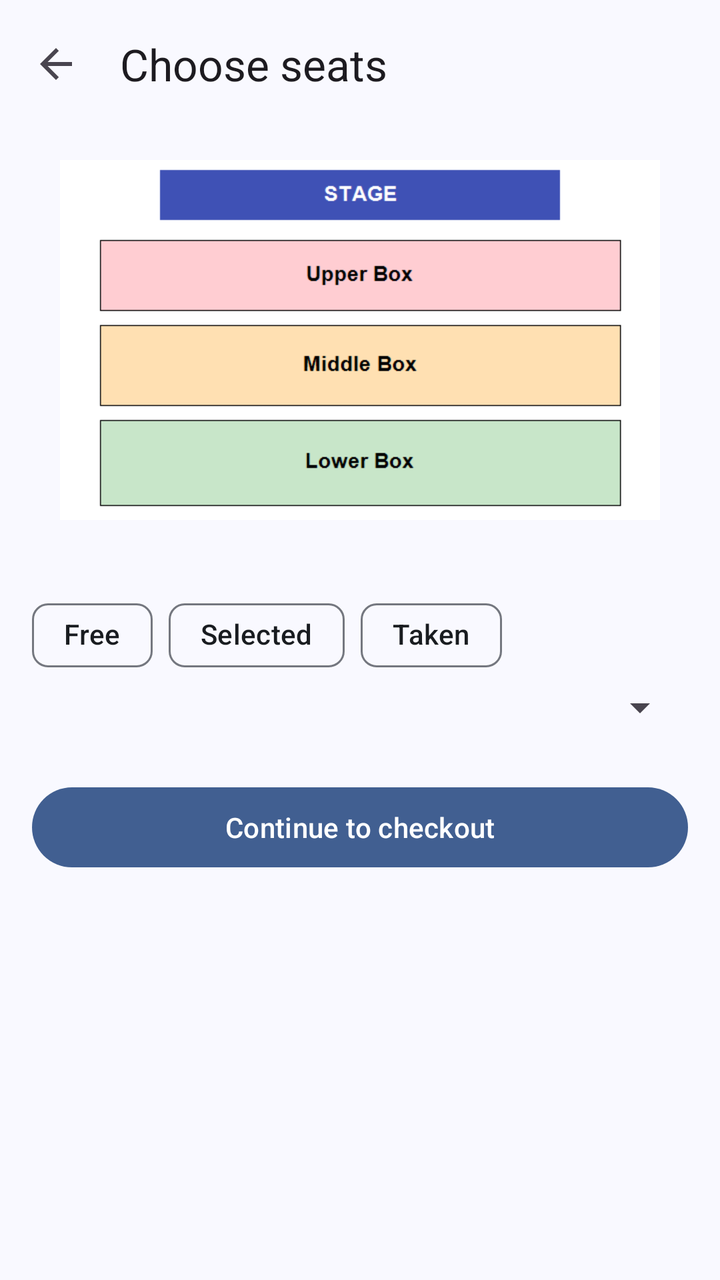
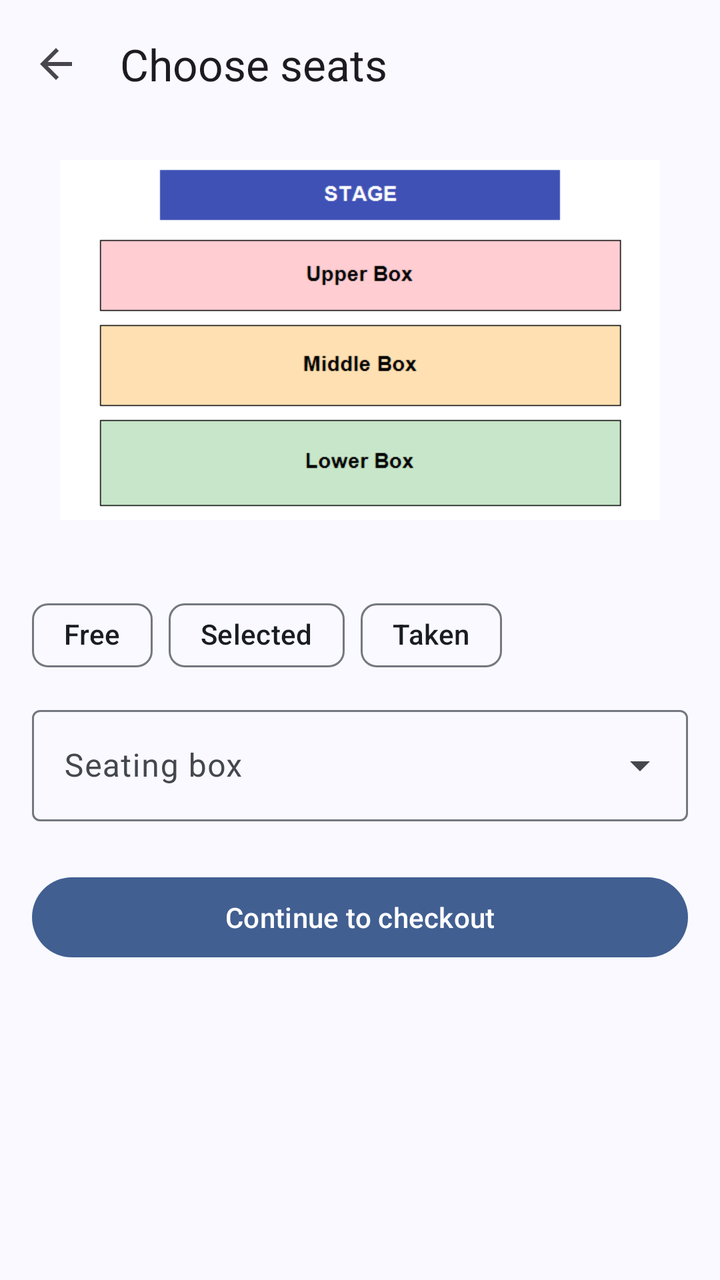

An Android layout rendered at two revisions. The XML below is the earlier revision; the diff shows what the commit changed to produce the second picture.
<!-- AndroidManifest.xml: application theme Theme.Ticketree -->
<!-- res/layout/activity_seat_select.xml -->
<?xml version="1.0" encoding="utf-8"?>
<LinearLayout xmlns:android="http://schemas.android.com/apk/res/android"
    xmlns:app="http://schemas.android.com/apk/res-auto"
    android:layout_width="match_parent"
    android:layout_height="match_parent"
    android:fitsSystemWindows="true"
    android:orientation="vertical">
    <com.google.android.material.appbar.MaterialToolbar
        android:id="@+id/toolbar"
        android:layout_width="match_parent"
        android:layout_height="?attr/actionBarSize"
        app:navigationIcon="@drawable/ic_back"
        app:title="Choose seats" />
<ScrollView xmlns:android="http://schemas.android.com/apk/res/android"
    android:layout_width="match_parent"
    android:layout_height="0dp"
    android:layout_weight="1">

    <LinearLayout
        android:layout_width="match_parent"
        android:layout_height="wrap_content"
        android:orientation="vertical"
        android:padding="16dp">

        <ImageView
            android:layout_width="match_parent"
            android:layout_height="180dp"
            android:contentDescription="Seat map"
            android:scaleType="fitCenter"
            android:src="@drawable/seat_map" />

        <com.google.android.material.textview.MaterialTextView
        android:textAppearance="?attr/textAppearanceTitleMedium"
            android:id="@+id/tvInfo"
            android:layout_width="match_parent"
            android:layout_height="wrap_content"
            android:layout_marginTop="8dp" />

        <com.google.android.material.textview.MaterialTextView
            android:id="@+id/tvTimer"
            android:layout_width="match_parent"
            android:layout_height="wrap_content"
            android:background="@drawable/bg_banner"
            android:gravity="center"
            android:padding="12dp"
            android:textAppearance="?attr/textAppearanceTitleMedium"
            android:visibility="gone" />

        <com.google.android.material.chip.ChipGroup
            android:layout_width="match_parent"
            android:layout_height="wrap_content"
            android:layout_marginTop="4dp">

            <com.google.android.material.chip.Chip
                android:id="@+id/chipFree"
                style="@style/Widget.Material3.Chip.Assist"
                android:layout_width="wrap_content"
                android:layout_height="wrap_content"
                android:clickable="false"
                android:text="Free" />

            <com.google.android.material.chip.Chip
                android:id="@+id/chipSelected"
                style="@style/Widget.Material3.Chip.Assist"
                android:layout_width="wrap_content"
                android:layout_height="wrap_content"
                android:clickable="false"
                android:text="Selected" />

            <com.google.android.material.chip.Chip
                android:id="@+id/chipTaken"
                style="@style/Widget.Material3.Chip.Assist"
                android:layout_width="wrap_content"
                android:layout_height="wrap_content"
                android:clickable="false"
                android:text="Taken" />
        </com.google.android.material.chip.ChipGroup>

        <Spinner
            android:id="@+id/spBox"
            android:layout_width="match_parent"
            android:layout_height="wrap_content" />

        <GridLayout
            android:id="@+id/gridSeats"
            android:layout_width="match_parent"
            android:layout_height="wrap_content"
            android:layout_marginTop="8dp"
            android:columnCount="5" />

        <com.google.android.material.button.MaterialButton
            android:id="@+id/btnContinue"
            android:layout_width="match_parent"
            android:layout_height="wrap_content"
            android:layout_marginTop="16dp"
            android:text="Continue to checkout" />
    </LinearLayout>
</ScrollView>
</LinearLayout>
<!-- resources referenced by this layout -->
<resources>
  <!-- drawable bg_banner (drawable) -->
  <shape xmlns:android="http://schemas.android.com/apk/res/android" android:shape="rectangle">
      <solid android:color="#FFFFFF" />
      <corners android:radius="12dp" />
  </shape>
  <!-- drawable ic_back (drawable) -->
  <vector xmlns:android="http://schemas.android.com/apk/res/android"
      android:width="24dp"
      android:height="24dp"
      android:tint="?attr/colorControlNormal"
      android:viewportWidth="24"
      android:viewportHeight="24">
      <path
          android:fillColor="@android:color/white"
          android:pathData="M20,11H7.83l5.59,-5.59L12,4l-8,8 8,8 1.41,-1.41L7.83,13H20v-2z" />
  </vector>
  <style name="Theme.Ticketree" parent="AppTheme">
          <item name="android:windowSoftInputMode">adjustResize</item>
      </style>
  <color name="md_theme_primary">#415F91</color>
  <color name="md_theme_onPrimary">#FFFFFF</color>
  <color name="md_theme_primaryContainer">#D6E3FF</color>
  <color name="md_theme_onPrimaryContainer">#284777</color>
  <color name="md_theme_secondary">#565F71</color>
  <color name="md_theme_onSecondary">#FFFFFF</color>
  <color name="md_theme_secondaryContainer">#DAE2F9</color>
  <color name="md_theme_onSecondaryContainer">#3E4759</color>
  <color name="md_theme_tertiary">#705575</color>
  <color name="md_theme_onTertiary">#FFFFFF</color>
  <color name="md_theme_tertiaryContainer">#FAD8FD</color>
  <color name="md_theme_onTertiaryContainer">#573E5C</color>
  <color name="md_theme_error">#BA1A1A</color>
  <color name="md_theme_onError">#FFFFFF</color>
  <color name="md_theme_errorContainer">#FFDAD6</color>
  <color name="md_theme_onErrorContainer">#93000A</color>
  <color name="md_theme_background">#F9F9FF</color>
  <color name="md_theme_onBackground">#191C20</color>
  <color name="md_theme_surface">#F9F9FF</color>
  <color name="md_theme_onSurface">#191C20</color>
  <color name="md_theme_surfaceVariant">#E0E2EC</color>
  <color name="md_theme_onSurfaceVariant">#44474E</color>
  <color name="md_theme_outline">#74777F</color>
  <color name="md_theme_outlineVariant">#C4C6D0</color>
  <color name="md_theme_inverseSurface">#2E3036</color>
  <color name="md_theme_inverseOnSurface">#F0F0F7</color>
  <color name="md_theme_inversePrimary">#AAC7FF</color>
  <color name="md_theme_primaryFixed">#D6E3FF</color>
  <color name="md_theme_onPrimaryFixed">#001B3E</color>
  <color name="md_theme_primaryFixedDim">#AAC7FF</color>
  <color name="md_theme_onPrimaryFixedVariant">#284777</color>
  <color name="md_theme_secondaryFixed">#DAE2F9</color>
  <color name="md_theme_onSecondaryFixed">#131C2B</color>
  <color name="md_theme_secondaryFixedDim">#BEC6DC</color>
  <color name="md_theme_onSecondaryFixedVariant">#3E4759</color>
  <color name="md_theme_tertiaryFixed">#FAD8FD</color>
  <color name="md_theme_onTertiaryFixed">#28132E</color>
  <color name="md_theme_tertiaryFixedDim">#DDBCE0</color>
  <color name="md_theme_onTertiaryFixedVariant">#573E5C</color>
  <color name="md_theme_surfaceDim">#D9D9E0</color>
  <color name="md_theme_surfaceBright">#F9F9FF</color>
  <color name="md_theme_surfaceContainerLowest">#FFFFFF</color>
  <color name="md_theme_surfaceContainerLow">#F3F3FA</color>
  <color name="md_theme_surfaceContainer">#EDEDF4</color>
  <color name="md_theme_surfaceContainerHigh">#E7E8EE</color>
  <color name="md_theme_surfaceContainerHighest">#E2E2E9</color>
  <!-- unchanged entries left out for length: 2 -->
</resources>

<!-- the commit's change to res/layout/activity_seat_select.xml (unified diff, before → after) -->
@@ -76,10 +76,19 @@
                 android:text="Taken" />
         </com.google.android.material.chip.ChipGroup>
 
-        <Spinner
-            android:id="@+id/spBox"
+        <com.google.android.material.textfield.TextInputLayout
+            style="@style/Widget.Material3.TextInputLayout.OutlinedBox.ExposedDropdownMenu"
             android:layout_width="match_parent"
-            android:layout_height="wrap_content" />
+            android:layout_height="wrap_content"
+            android:layout_marginTop="8dp"
+            android:hint="Seating box">
+
+            <com.google.android.material.textfield.MaterialAutoCompleteTextView
+                android:id="@+id/ddBox"
+                android:layout_width="match_parent"
+                android:layout_height="wrap_content"
+                android:inputType="none" />
+        </com.google.android.material.textfield.TextInputLayout>
 
         <GridLayout
             android:id="@+id/gridSeats"
